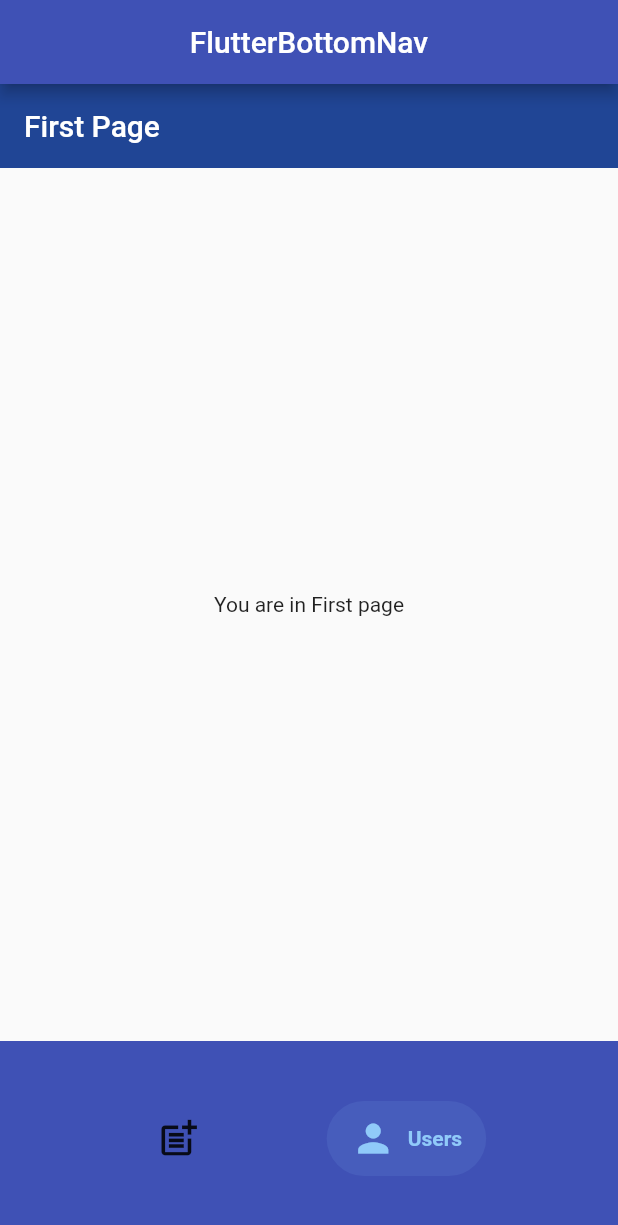
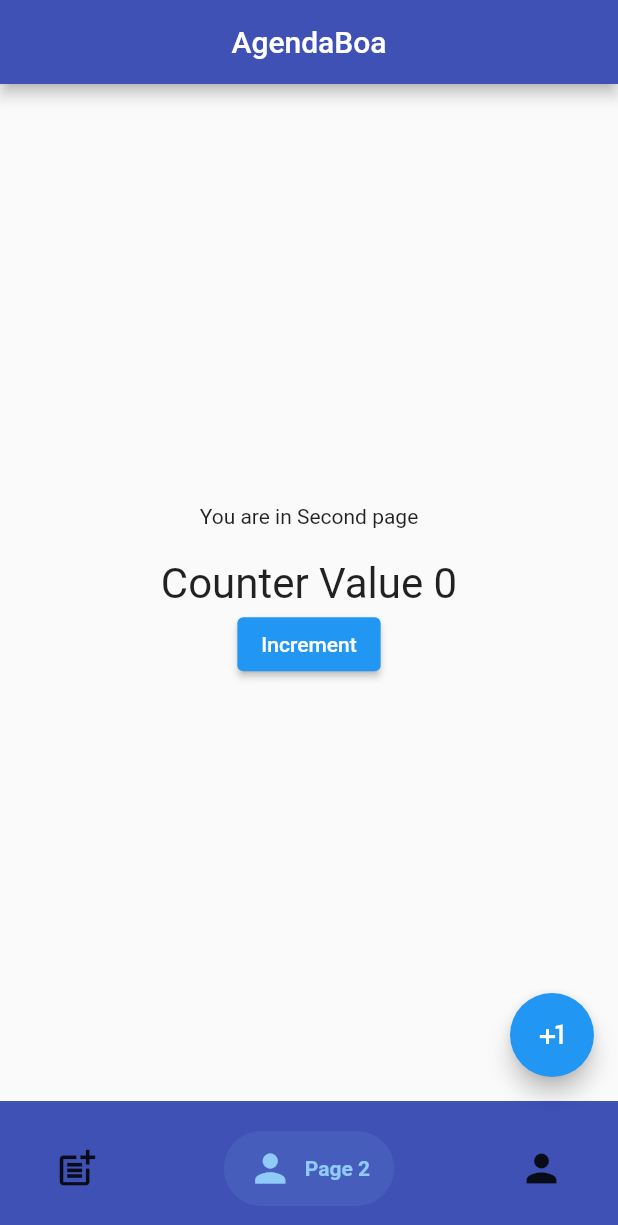
Before and after one commit to soumen88/agendaboa, a Flutter app: the screen it shows after launch, item 2 of the bottom bar chosen, on a phone screen of 412 x 824 dp. Shown: the top 1225 px of the screen. Run offline on Flutter 3.47's test engine with Material 2 defaults, Android fonts, the phone set to English and light mode, and no system bars; drawn by our look-alikes of salomon_bottom_bar; our stand-ins replace auto_route, flutter_hooks, flutter_riverpod; generated files the repository leaves out were written again.

Commit message:
Counters working fine

```diff
--- /dev/null
+++ b/lib/providers/providers.dart
@@ -0,0 +1,7 @@
+import 'package:agendaboa/state/CounterBloc.dart';
+import 'package:agendaboa/state/PageNotifierBloc.dart';
+import 'package:flutter_riverpod/flutter_riverpod.dart';
+
+final counterProvider = ChangeNotifierProvider.autoDispose<CounterBloc>((ref) {
+  return CounterBloc();
+});
--- a/lib/ui/first_page.dart
+++ b/lib/ui/first_page.dart
@@ -1,4 +1,5 @@
 import 'package:agendaboa/components/nav_bar.dart';
+import 'package:agendaboa/providers/providers.dart';
 
 import 'package:auto_route/auto_route.dart';
 import 'package:flutter/material.dart';
@@ -13,13 +14,30 @@ class FirstPage extends HookWidget{
   Widget build(BuildContext context) {
     // TODO: implement build
     return Scaffold(
-      appBar: NavBar(
-        screenName: "First Page",
-        isIconVisible: false,
+      body: Center(
+        child: Consumer(
+          builder: (builder, watch, child){
+            final pageNumber = watch(counterProvider).currentPage;
+            final counterValue = watch(counterProvider).counterPageOne;
+            return Column(
+              mainAxisAlignment: MainAxisAlignment.center,
+              children: [
+                Text("You are in $pageNumber page"),
+                SizedBox(
+                  height: 20,
+                ),
+                Text("Counter Value $counterValue", style: TextStyle(
+                  fontSize: 28
+                ),),
+                ElevatedButton(onPressed: (){
+                  context.read(counterProvider).increment();
+                }, child: Text("Increment"))
+              ],
+            );
+          },
+        ),
       ),
-      body: Center(
-        child: Text("You are in First page"),
-      ),
+
     );
   }
 
--- a/lib/ui/home.dart
+++ b/lib/ui/home.dart
@@ -1,37 +1,46 @@
+import 'package:agendaboa/providers/providers.dart';
 import 'package:agendaboa/route/AppRouter.gr.dart';
 import 'package:auto_route/auto_route.dart';
 import 'package:flutter/material.dart';
 import 'package:flutter/src/widgets/framework.dart';
 import 'package:flutter_hooks/flutter_hooks.dart';
+import 'package:flutter_riverpod/flutter_riverpod.dart';
 import 'package:salomon_bottom_bar/salomon_bottom_bar.dart';
+import 'dart:developer' as developer;
 
-class HomePage extends StatelessWidget{
-  const HomePage({Key? key}) : super(key: key);
-
+class HomePage extends HookWidget{
+  String TAG = "HomePage";
+  HomePage({Key? key}) : super(key: key);
   @override
   Widget build(BuildContext context) {
     // TODO: implement build
+    return Consumer(
+      builder: (builder, watch, child){
         return AutoTabsScaffold(
           appBarBuilder: (_, tabsRouter) => AppBar(
             backgroundColor: Colors.indigo,
-        title: const Text('FlutterBottomNav'),
+            title: const Text('AgendaBoa'),
             centerTitle: true,
             leading: const AutoBackButton(),
           ),
           backgroundColor: Colors.indigo,
           routes: const [
-        PostsRouter(),
-        UsersRouter(),
-        //SettingsRouter(),
+            FirstPageRouter(),
+            SecondPageRouter(),
+            ThirdPageRouter()
           ],
           bottomNavigationBuilder: (_, tabsRouter) {
             return SalomonBottomBar(
               margin: const EdgeInsets.symmetric(
                 horizontal: 20,
-            vertical: 40,
+                vertical: 20,
               ),
               currentIndex: tabsRouter.activeIndex,
-          onTap: tabsRouter.setActiveIndex,
+              onTap: (int index){
+                developer.log(TAG , name: "Index $index");
+                context.read(counterProvider).pageStatus(index);
+                return tabsRouter.setActiveIndex(index);
+              },
               items: [
                 SalomonBottomBarItem(
                   selectedColor: Colors.amberAccent,
@@ -39,7 +48,7 @@ class HomePage extends StatelessWidget{
                     Icons.post_add,
                     size: 30,
                   ),
-              title: const Text('Posts'),
+                  title: const Text('Page 1'),
                 ),
                 SalomonBottomBarItem(
                   selectedColor: Colors.blue[200],
@@ -47,9 +56,26 @@ class HomePage extends StatelessWidget{
                     Icons.person,
                     size: 30,
                   ),
-              title: const Text('Users'),
+                  title: const Text('Page 2'),
+                ),
+                SalomonBottomBarItem(
+                  selectedColor: Colors.blue[200],
+                  icon: const Icon(
+                    Icons.person,
+                    size: 30,
+                  ),
+                  title: const Text('Page 3'),
+
                 ),
               ],
+            );
+          },
+          floatingActionButton: FloatingActionButton(
+            onPressed: (){
+              context.read(counterProvider).increment();
+            },
+            child: Icon(Icons.plus_one) ,
+          ),
         );
       },
     );
--- a/lib/ui/second_page.dart
+++ b/lib/ui/second_page.dart
@@ -1,20 +1,39 @@
 import 'package:agendaboa/components/nav_bar.dart';
+import 'package:agendaboa/providers/providers.dart';
 import 'package:flutter/material.dart';
 import 'package:flutter/src/widgets/framework.dart';
 import 'package:flutter_hooks/flutter_hooks.dart';
+import 'package:flutter_riverpod/flutter_riverpod.dart';
 
 class SecondPage extends HookWidget{
   @override
   Widget build(BuildContext context) {
     // TODO: implement build
     return Scaffold(
-      appBar: NavBar(
-        screenName: "Second Page",
-        isIconVisible: false,
+      body: Center(
+        child: Consumer(
+          builder: (builder, watch, child){
+            final pageNumber = watch(counterProvider).currentPage;
+            final counterValue = watch(counterProvider).counterPageTwo;
+            return Column(
+              mainAxisAlignment: MainAxisAlignment.center,
+              children: [
+                Text("You are in $pageNumber page"),
+                SizedBox(
+                  height: 20,
+                ),
+                Text("Counter Value $counterValue", style: TextStyle(
+                    fontSize: 28
+                ),),
+                ElevatedButton(onPressed: (){
+                  context.read(counterProvider).increment();
+                }, child: Text("Increment"))
+              ],
+            );
+          },
+        ),
       ),
-      body: Center(
-        child: Text("You are in second page"),
-      ),
+
     );
   }
 
```
Also changed, not shown: lib/route/AppRouter.dart (+16 -22 lines), lib/state/CounterBloc.dart (added, +41 -0 lines), lib/state/PageNotifierBloc.dart (added, +26 -0 lines), lib/ui/third_page.dart (+26 -6 lines), lib/route/AppRouter.gr.dart (deleted). Lines whose indentation alone changed are shown as unchanged.
